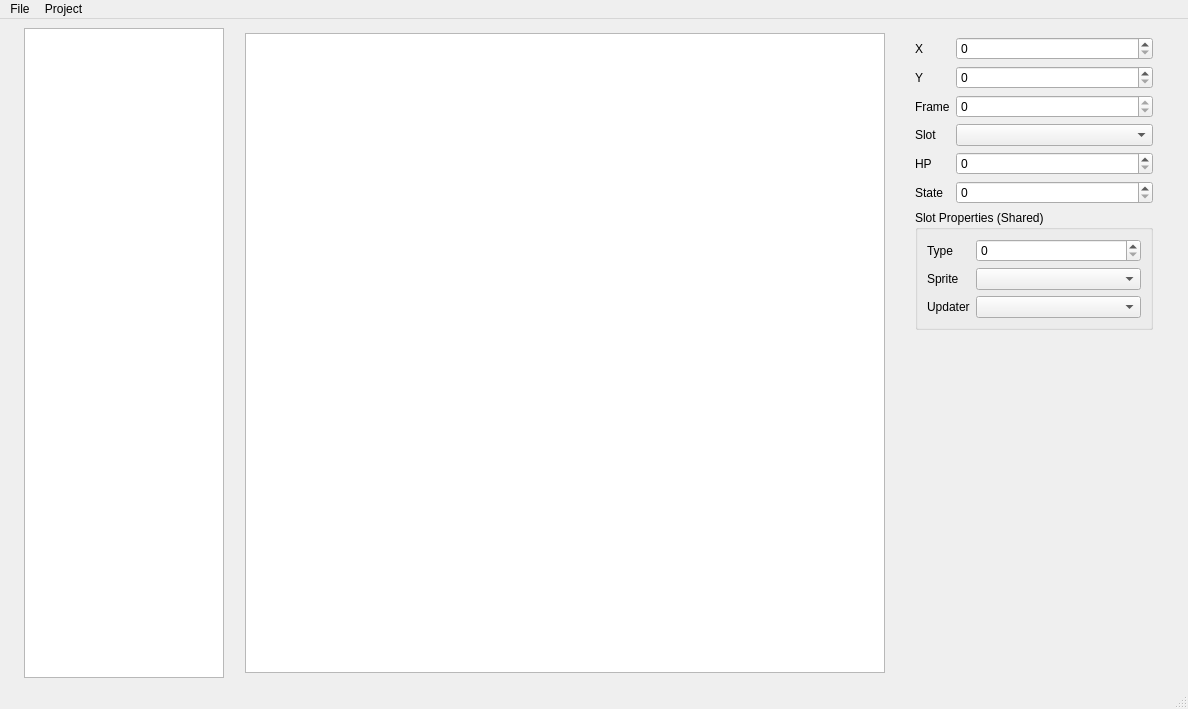
Old version of the form app/JukeboxCreator/mainwindow.ui in the repository clydeshaffer/jukebox.
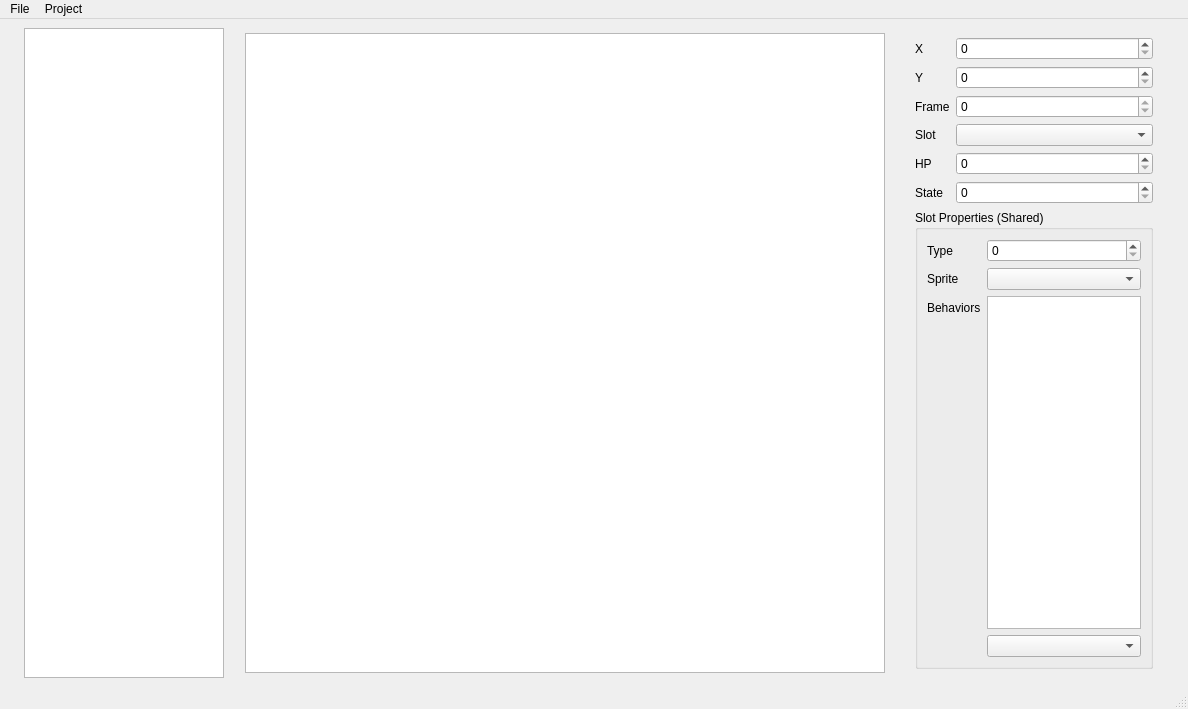
New version of the form. Custom widgets are drawn as their Qt base class.

Commit message: Rework behavior assignments so that entity slots can have multiple updates that execute in sequence

The edit to the form file:
```diff
--- a/app/JukeboxCreator/mainwindow.ui
+++ b/app/JukeboxCreator/mainwindow.ui
@@ -180,11 +180,14 @@
           <item row="2" column="0">
            <widget class="QLabel" name="label_9">
             <property name="text">
-             <string>Updater</string>
+             <string>Behaviors</string>
             </property>
            </widget>
           </item>
           <item row="2" column="1">
+           <widget class="QListView" name="slot_field_behaviors"/>
+          </item>
+          <item row="3" column="1">
            <widget class="QComboBox" name="slot_field_updater_combobox"/>
           </item>
          </layout>
```
The commit also changes 22 other files.
